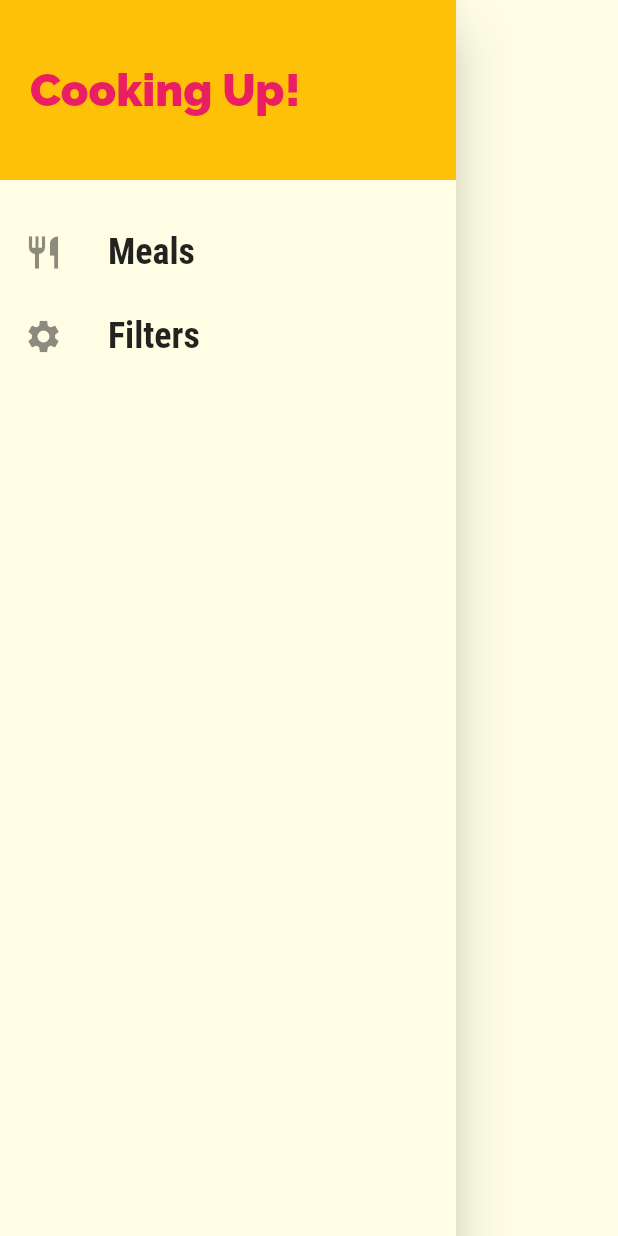
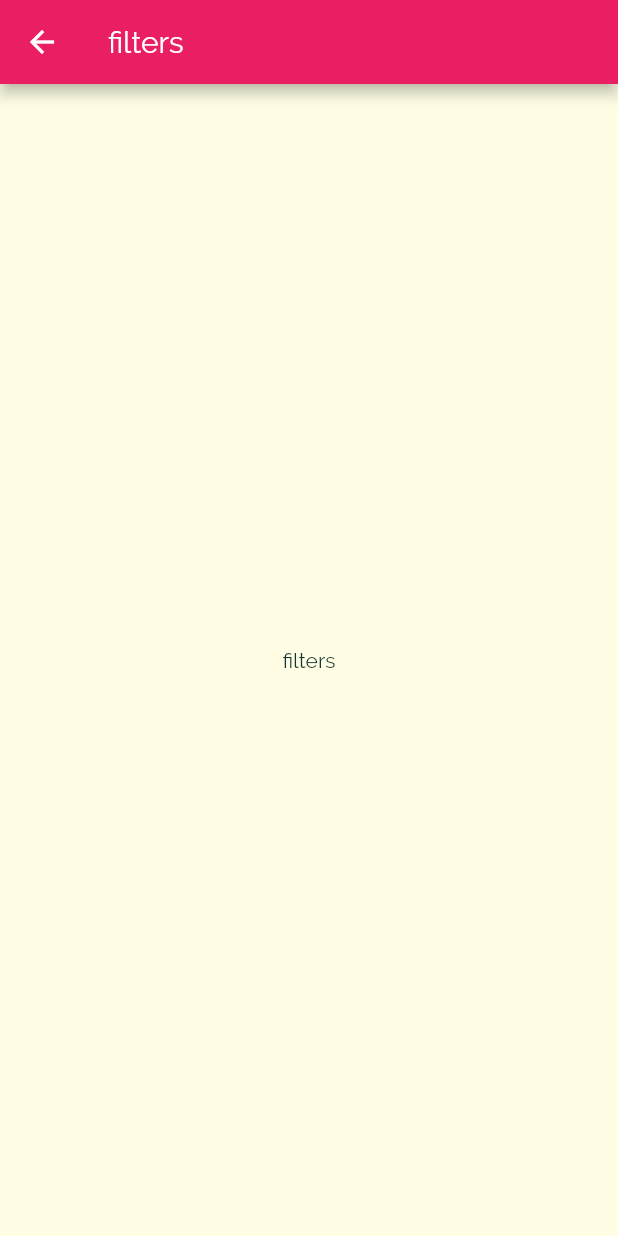
Before and after one commit to abhisheksudhir/meals_app, a Flutter app: the MainDrawer widget shown alone on an empty page, opened directly, after a tap on "Filters", on a phone screen of 412 x 824 dp. Run offline on Flutter 3.47's test engine with Material 2 defaults, Android fonts, the phone set to English and light mode, and no system bars.

Commit message:
adding links to the drawer

```diff
--- a/lib/main.dart
+++ b/lib/main.dart
@@ -1,5 +1,6 @@
 import 'package:flutter/material.dart';
 
+import './screens/filters_screen.dart';
 import './screens/tabs_screen.dart';
 import './screens/meal_detail_screen.dart';
 import './screens/category_meals_screen.dart';
@@ -39,6 +40,7 @@ class MyApp extends StatelessWidget {
         '/': (ctx) => TabsScreens(),
         CategoryMealsScreen.routeName: (ctx) => CategoryMealsScreen(),
         MealDetailScreen.routeName: (ctx) => MealDetailScreen(),
+        FiltersScreen.routeName: (ctx) => FiltersScreen(),
       },
       // to be used when you have routes being set dynamically
       onGenerateRoute: (settings) {
--- /dev/null
+++ b/lib/screens/filters_screen.dart
@@ -0,0 +1,19 @@
+import 'package:flutter/material.dart';
+
+class FiltersScreen extends StatelessWidget {
+  static const routeName = '/filters';
+
+  @override
+  Widget build(BuildContext context) {
+    return Scaffold(
+      appBar: AppBar(
+        title: Text(
+          'filters',
+        ),
+      ),
+      body: Center(
+        child: Text('filters'),
+      ),
+    );
+  }
+}
--- a/lib/widgets/main_drawer.dart
+++ b/lib/widgets/main_drawer.dart
@@ -1,7 +1,9 @@
 import 'package:flutter/material.dart';
 
+import '../screens/filters_screen.dart';
+
 class MainDrawer extends StatelessWidget {
-  Widget buildListTile(String title, IconData icon) {
+  Widget buildListTile(String title, IconData icon, Function tapHandler) {
     return ListTile(
       leading: Icon(
         icon,
@@ -15,7 +17,7 @@ class MainDrawer extends StatelessWidget {
           fontWeight: FontWeight.bold,
         ),
       ),
-      onTap: () {},
+      onTap: tapHandler,
     );
   }
 
@@ -45,10 +47,16 @@ class MainDrawer extends StatelessWidget {
           buildListTile(
             'Meals',
             Icons.restaurant,
+            () {
+              Navigator.of(context).pushNamed('/');
+            },
           ),
           buildListTile(
             'Filters',
             Icons.settings,
+            () {
+              Navigator.of(context).pushNamed(FiltersScreen.routeName);
+            },
           ),
         ],
       ),
```
